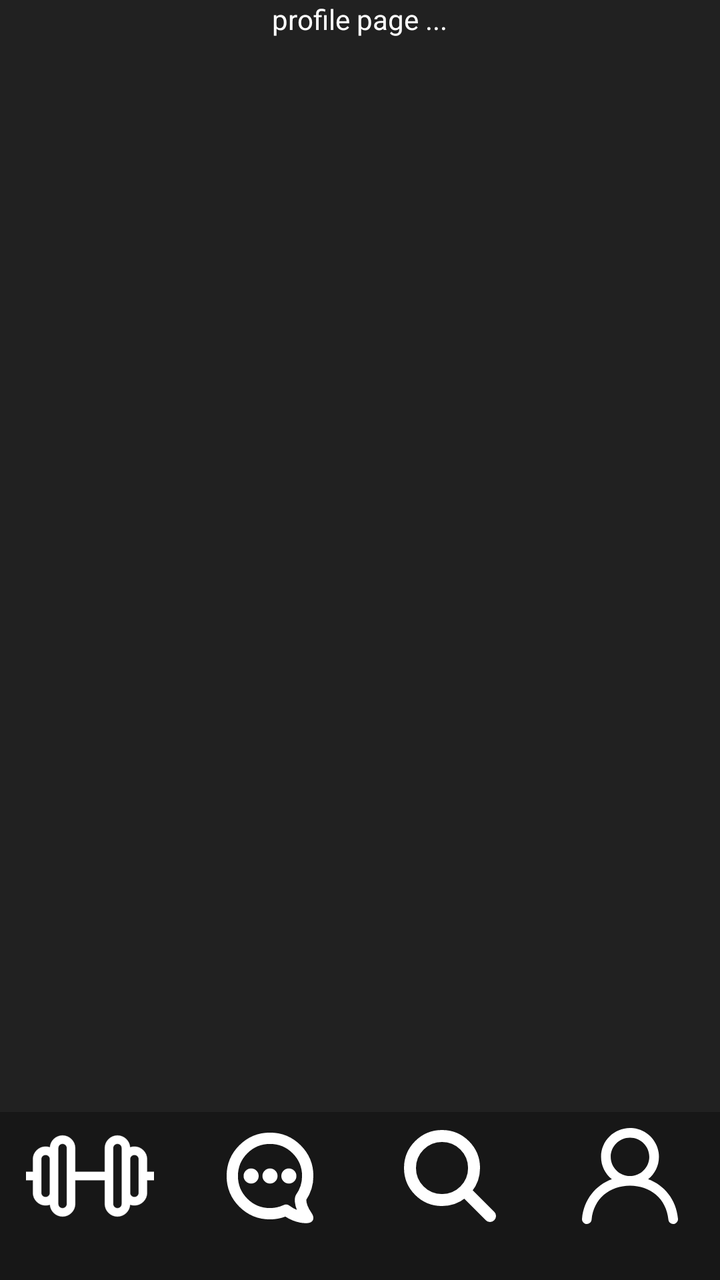
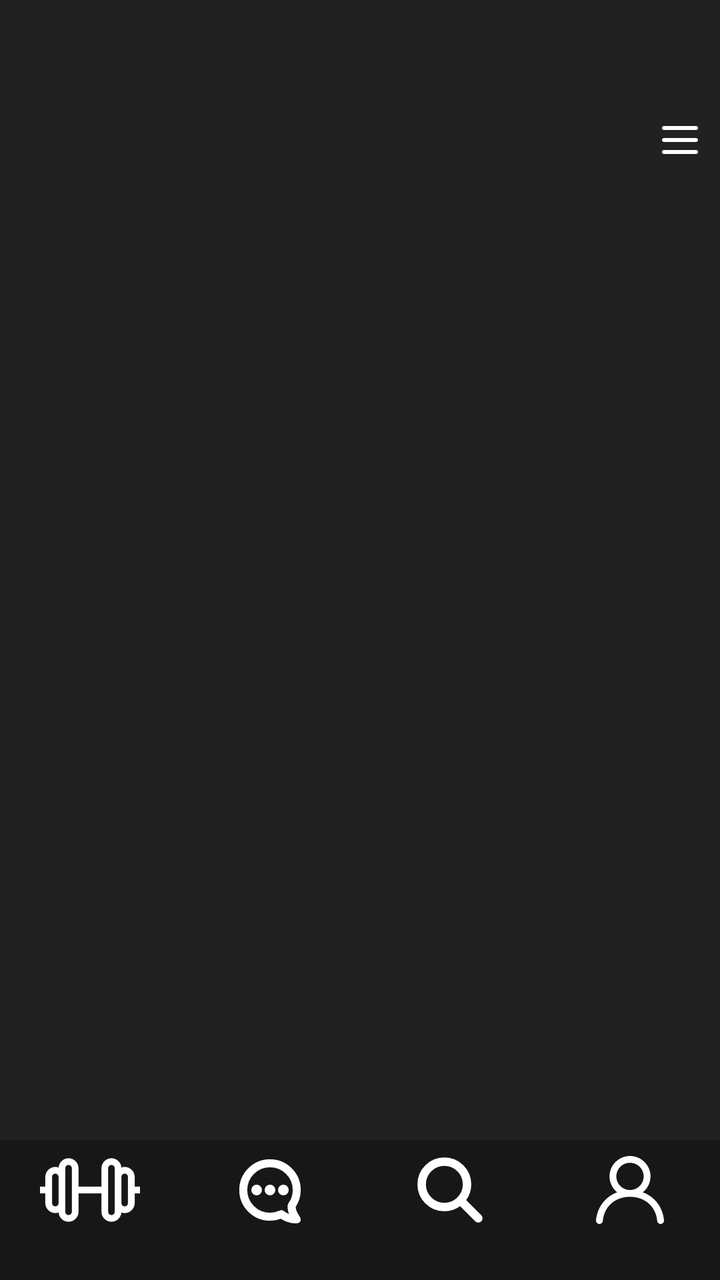

Compare the two renders of this Android layout. The source of the first and the diff that turns it into the second are given below.
<!-- AndroidManifest.xml: application theme Theme.GymBro -->
<!-- res/layout/activity_profile.xml -->
<?xml version="1.0" encoding="utf-8"?>
<LinearLayout xmlns:android="http://schemas.android.com/apk/res/android"
    android:layout_width="match_parent"
    android:layout_height="match_parent"
    android:orientation="vertical"
    android:gravity="top|center_horizontal"
    android:background="@color/lightGrey">

    <TextView
        android:layout_width="wrap_content"
        android:layout_height="wrap_content"
        android:text="profile page ..."
        android:textColor="#ffffff"/>









    
    
    <View
        android:layout_width="match_parent"
        android:layout_height="0dp"
        android:layout_weight="1" />

    
    <include
        layout="@layout/bottom_nav"
        android:layout_width="match_parent"
        android:layout_height="wrap_content"
        android:layout_gravity="bottom"/>

    
    <View
        android:layout_width="match_parent"
        android:layout_height="20dp"
        android:background="@color/darkGrey"/>
    



</LinearLayout>
<!-- res/layout/bottom_nav.xml (included above) -->
<?xml version="1.0" encoding="utf-8"?>
<androidx.constraintlayout.widget.ConstraintLayout xmlns:android="http://schemas.android.com/apk/res/android"
    android:layout_width="match_parent"
    android:layout_height="match_parent">


    <LinearLayout
        android:layout_width="match_parent"
        android:layout_height="wrap_content"
        android:orientation="horizontal"
        android:gravity="center"
        android:background="@color/darkGrey">

        <ImageButton
            android:id="@+id/homeButton"
            android:layout_width="wrap_content"
            android:layout_height="wrap_content"
            android:layout_weight="1"
            android:layout_marginStart="8dp"
            android:layout_marginEnd="8dp"
            android:background="@android:color/transparent"
            android:src="@drawable/home_icon"/>

        <ImageButton
            android:id="@+id/chatButton"
            android:layout_width="wrap_content"
            android:layout_height="wrap_content"
            android:layout_weight="1"
            android:layout_marginStart="8dp"
            android:layout_marginEnd="8dp"
            android:padding="8dp"
            android:background="@android:color/transparent"
            android:src="@drawable/chat_icon"/>

        <ImageButton
            android:id="@+id/searchButton"
            android:layout_width="wrap_content"
            android:layout_height="wrap_content"
            android:layout_weight="1"
            android:layout_marginStart="8dp"
            android:layout_marginEnd="8dp"
            android:padding="8dp"
            android:background="@android:color/transparent"
            android:src="@drawable/search_icon"/>

        <ImageButton
            android:id="@+id/profileButton"
            android:layout_width="wrap_content"
            android:layout_height="wrap_content"
            android:layout_weight="1"
            android:layout_marginStart="8dp"
            android:layout_marginEnd="8dp"
            android:padding="8dp"
            android:background="@android:color/transparent"
            android:src="@drawable/profile_icon"/>


    </LinearLayout>

</androidx.constraintlayout.widget.ConstraintLayout>
<!-- resources referenced by this layout -->
<resources>
  <color name="darkGrey">#171717</color>
  <color name="lightGrey">#212121</color>
  <!-- drawable profile_icon (drawable) -->
  <vector xmlns:android="http://schemas.android.com/apk/res/android" android:height="48dp" android:viewportHeight="20" android:viewportWidth="20" android:width="48dp">
        
      <path android:fillColor="#ffffff" android:fillType="evenOdd" android:pathData="M10,10C7.783,10 5.981,8.206 5.981,6C5.981,3.794 7.783,2 10,2C12.217,2 14.019,3.794 14.019,6C14.019,8.206 12.217,10 10,10M13.776,10.673C15.37,9.396 16.3,7.331 15.958,5.07C15.561,2.447 13.369,0.348 10.722,0.042C7.07,-0.381 3.971,2.449 3.971,6C3.971,7.89 4.852,9.574 6.224,10.673C2.852,11.934 0.39,14.895 0.005,18.891C-0.052,19.482 0.412,20 1.008,20C1.52,20 1.956,19.616 2.001,19.109C2.404,14.646 5.837,12 10,12C14.163,12 17.596,14.646 17.999,19.109C18.044,19.616 18.48,20 18.992,20C19.588,20 20.052,19.482 19.995,18.891C19.61,14.895 17.148,11.934 13.776,10.673" android:strokeColor="#00000000" android:strokeWidth="1"/>
      
  </vector>
  <!-- drawable search_icon (drawable) -->
  <vector xmlns:android="http://schemas.android.com/apk/res/android" android:height="48dp" android:viewportHeight="24" android:viewportWidth="24" android:width="48dp">
        
      <path android:fillColor="#ffffff" android:fillType="evenOdd" android:pathData="M17.039,15.624C18.271,14.084 19.008,12.13 19.008,10.004C19.008,5.031 14.977,1 10.004,1C5.031,1 1,5.031 1,10.004C1,14.977 5.031,19.008 10.004,19.008C12.13,19.008 14.084,18.271 15.624,17.039L21.292,22.707C21.683,23.098 22.316,23.098 22.707,22.707C23.098,22.316 23.098,21.683 22.707,21.292L17.039,15.624ZM10.004,17.017C6.131,17.017 2.991,13.877 2.991,10.004C2.991,6.131 6.131,2.991 10.004,2.991C13.877,2.991 17.017,6.131 17.017,10.004C17.017,13.877 13.877,17.017 10.004,17.017Z" android:strokeColor="#ffffff" android:strokeWidth="1"/>
      
  </vector>
  <style name="Theme.GymBro" parent="android:Theme.Material.Light.NoActionBar" />
  <!-- unchanged entries left out for length: 2 -->
</resources>

<!-- the commit's change to res/layout/activity_profile.xml (unified diff, before → after) -->
@@ -1,49 +1,86 @@
 <?xml version="1.0" encoding="utf-8"?>
-<LinearLayout xmlns:android="http://schemas.android.com/apk/res/android"
+<androidx.drawerlayout.widget.DrawerLayout xmlns:android="http://schemas.android.com/apk/res/android"
+    android:id="@+id/drawer_layout"
+    xmlns:tools="http://schemas.android.com/tools"
+    tools:context=".ProfileActivity"
     android:layout_width="match_parent"
-    android:layout_height="match_parent"
-    android:orientation="vertical"
-    android:gravity="top|center_horizontal"
-    android:background="@color/lightGrey">
-
-    <TextView
-        android:layout_width="wrap_content"
-        android:layout_height="wrap_content"
-        android:text="profile page ..."
-        android:textColor="#ffffff"/>
-
-
-
-
-
-
-
-
-
-    
-    
-    <View
-        android:layout_width="match_parent"
-        android:layout_height="0dp"
-        android:layout_weight="1" />
-
+    android:layout_height="match_parent">
+
+    <LinearLayout
+        android:layout_width="match_parent"
+        android:layout_height="match_parent"
+        android:background="@color/lightGrey"
+        android:gravity="top|center_horizontal"
+        android:orientation="vertical">
+
+        
+        <View
+            android:layout_width="match_parent"
+            android:layout_height="50dp"/>
+
+        
+        <LinearLayout
+            android:layout_width="match_parent"
+            android:layout_height="40dp"
+            android:orientation="horizontal"
+            android:gravity="end">
+
+            <ImageButton
+                android:id="@+id/menuButton"
+                android:layout_width="40dp"
+                android:layout_height="40dp"
+                android:scaleType="centerInside"
+                android:padding="8dp"
+                android:background="@android:color/transparent"
+                android:src="@drawable/menu_icon"/>
+
+        </LinearLayout>
+        
+
+
+
+
+
+
+
+
+        
+        
+        <View
+            android:layout_width="match_parent"
+            android:layout_height="0dp"
+            android:layout_weight="1" />
+
+        
+        <include
+            layout="@layout/bottom_nav"
+            android:layout_width="match_parent"
+            android:layout_height="wrap_content"
+            android:layout_gravity="bottom" />
+
+        
+        <View
+            android:layout_width="match_parent"
+            android:layout_height="20dp"
+            android:background="@color/darkGrey" />
+        
+
+
+    </LinearLayout>
+
+
+
+    
     
     <include
-        layout="@layout/bottom_nav"
-        android:layout_width="match_parent"
-        android:layout_height="wrap_content"
-        android:layout_gravity="bottom"/>
-
-    
-    <View
-        android:layout_width="match_parent"
-        android:layout_height="20dp"
-        android:background="@color/darkGrey"/>
-    
-
-
-
-</LinearLayout>
+        layout="@layout/profile_menu"
+        android:layout_width="250dp"
+        android:layout_height="match_parent"
+        android:layout_gravity="end" />
+    
+
+
+</androidx.drawerlayout.widget.DrawerLayout>
 <!-- res/layout/bottom_nav.xml (included above) -->
 <?xml version="1.0" encoding="utf-8"?>
 <androidx.constraintlayout.widget.ConstraintLayout xmlns:android="http://schemas.android.com/apk/res/android"
@@ -60,8 +97,9 @@
 
         <ImageButton
             android:id="@+id/homeButton"
-            android:layout_width="wrap_content"
-            android:layout_height="wrap_content"
+            android:layout_width="50dp"
+            android:layout_height="50dp"
+            android:scaleType="centerInside"
             android:layout_weight="1"
             android:layout_marginStart="8dp"
             android:layout_marginEnd="8dp"
@@ -70,8 +108,9 @@
 
         <ImageButton
             android:id="@+id/chatButton"
-            android:layout_width="wrap_content"
-            android:layout_height="wrap_content"
+            android:layout_width="50dp"
+            android:layout_height="50dp"
+            android:scaleType="centerInside"
             android:layout_weight="1"
             android:layout_marginStart="8dp"
             android:layout_marginEnd="8dp"
@@ -81,8 +120,9 @@
 
         <ImageButton
             android:id="@+id/searchButton"
-            android:layout_width="wrap_content"
-            android:layout_height="wrap_content"
+            android:layout_width="50dp"
+            android:layout_height="50dp"
+            android:scaleType="centerInside"
             android:layout_weight="1"
             android:layout_marginStart="8dp"
             android:layout_marginEnd="8dp"
@@ -92,8 +132,9 @@
 
         <ImageButton
             android:id="@+id/profileButton"
-            android:layout_width="wrap_content"
-            android:layout_height="wrap_content"
+            android:layout_width="50dp"
+            android:layout_height="50dp"
+            android:scaleType="centerInside"
             android:layout_weight="1"
             android:layout_marginStart="8dp"
             android:layout_marginEnd="8dp"
@@ -105,3 +146,70 @@
     </LinearLayout>
 
 </androidx.constraintlayout.widget.ConstraintLayout>
+<!-- res/layout/profile_menu.xml (included above) -->
+<?xml version="1.0" encoding="utf-8"?>
+<LinearLayout xmlns:android="http://schemas.android.com/apk/res/android"
+    android:id="@+id/drawer_menu"
+    android:layout_width="match_parent"
+    android:layout_height="match_parent"
+    android:layout_gravity="end"
+    android:orientation="vertical"
+    android:background="@color/darkGrey">
+
+    
+    <View
+        android:layout_width="match_parent"
+        android:layout_height="50dp"/>
+
+    <TextView
+        android:id="@+id/menu_title"
+        style="@style/ProfileMenuTitleStyle"
+        android:gravity="center"
+        android:text="Menu"/>
+
+    <View
+        android:layout_width="match_parent"
+        android:layout_height="20dp"
+        android:background="@color/darkGrey"/>
+
+    
+
+    <TextView
+        android:id="@+id/menu_option_1"
+        style="@style/ProfileMenuItemStyle"
+        android:text="Option 1"/>
+
+    <TextView
+        android:id="@+id/menu_option_2"
+        style="@style/ProfileMenuItemStyle"
+        android:text="Option 2"/>
+
+    <TextView
+        android:id="@+id/menu_option_3"
+        style="@style/ProfileMenuItemStyle"
+        android:text="Modify account"/>
+
+    <TextView
+        android:id="@+id/menu_option_4"
+        style="@style/ProfileMenuItemStyle"
+        android:text="@string/delete_acc"/>
+
+
+    
+    <View
+        android:layout_width="match_parent"
+        android:layout_height="0dp"
+        android:layout_weight="1" />
+
+    <TextView
+        android:id="@+id/menu_option_5"
+        style="@style/ProfileMenuItemStyle"
+        android:text="@string/settings"/>
+
+    
+    <View
+        android:layout_width="match_parent"
+        android:layout_height="30dp"
+        android:background="@color/darkGrey"/>
+
+</LinearLayout>
<!-- resource entries referenced after the edit -->
@@ -2,6 +2,12 @@
 <resources>
   <color name="darkGrey">#171717</color>
   <color name="lightGrey">#212121</color>
+  <!-- drawable menu_icon (drawable) -->
+  <vector xmlns:android="http://schemas.android.com/apk/res/android" android:height="48dp" android:viewportHeight="24" android:viewportWidth="24" android:width="48dp">
+        
+      <path android:fillColor="#ffffff" android:fillType="evenOdd" android:pathData="M4,5C3.448,5 3,5.448 3,6C3,6.552 3.448,7 4,7H20C20.552,7 21,6.552 21,6C21,5.448 20.552,5 20,5H4ZM3,12C3,11.448 3.448,11 4,11H20C20.552,11 21,11.448 21,12C21,12.552 20.552,13 20,13H4C3.448,13 3,12.552 3,12ZM3,18C3,17.448 3.448,17 4,17H20C20.552,17 21,17.448 21,18C21,18.552 20.552,19 20,19H4C3.448,19 3,18.552 3,18Z"/>
+      
+  </vector>
   <!-- drawable profile_icon (drawable) -->
   <vector xmlns:android="http://schemas.android.com/apk/res/android" android:height="48dp" android:viewportHeight="20" android:viewportWidth="20" android:width="48dp">
         
@@ -14,7 +20,25 @@
       <path android:fillColor="#ffffff" android:fillType="evenOdd" android:pathData="M17.039,15.624C18.271,14.084 19.008,12.13 19.008,10.004C19.008,5.031 14.977,1 10.004,1C5.031,1 1,5.031 1,10.004C1,14.977 5.031,19.008 10.004,19.008C12.13,19.008 14.084,18.271 15.624,17.039L21.292,22.707C21.683,23.098 22.316,23.098 22.707,22.707C23.098,22.316 23.098,21.683 22.707,21.292L17.039,15.624ZM10.004,17.017C6.131,17.017 2.991,13.877 2.991,10.004C2.991,6.131 6.131,2.991 10.004,2.991C13.877,2.991 17.017,6.131 17.017,10.004C17.017,13.877 13.877,17.017 10.004,17.017Z" android:strokeColor="#ffffff" android:strokeWidth="1"/>
       
   </vector>
+  <string name="delete_acc">Delete Account</string>
+  <string name="settings">Settings</string>
+  <style name="ProfileMenuItemStyle">
+          <item name="android:layout_width">match_parent</item>
+          <item name="android:layout_height">wrap_content</item>
+          <item name="android:textColor">@color/white</item>
+          <item name="android:padding">16dp</item>
+          <item name="android:textSize">20sp</item>
+      </style>
+  <style name="ProfileMenuTitleStyle">
+          <item name="android:layout_width">match_parent</item>
+          <item name="android:layout_height">wrap_content</item>
+          <item name="android:textColor">@color/lightBlue</item>
+          <item name="android:padding">16dp</item>
+          <item name="android:textSize">25sp</item>
+      </style>
   <style name="Theme.GymBro" parent="android:Theme.Material.Light.NoActionBar" />
+  <color name="white">#FFFFFF</color>
+  <color name="lightBlue">#23395d</color>
   <!-- unchanged entries left out for length: 2 -->
 </resources>
 
